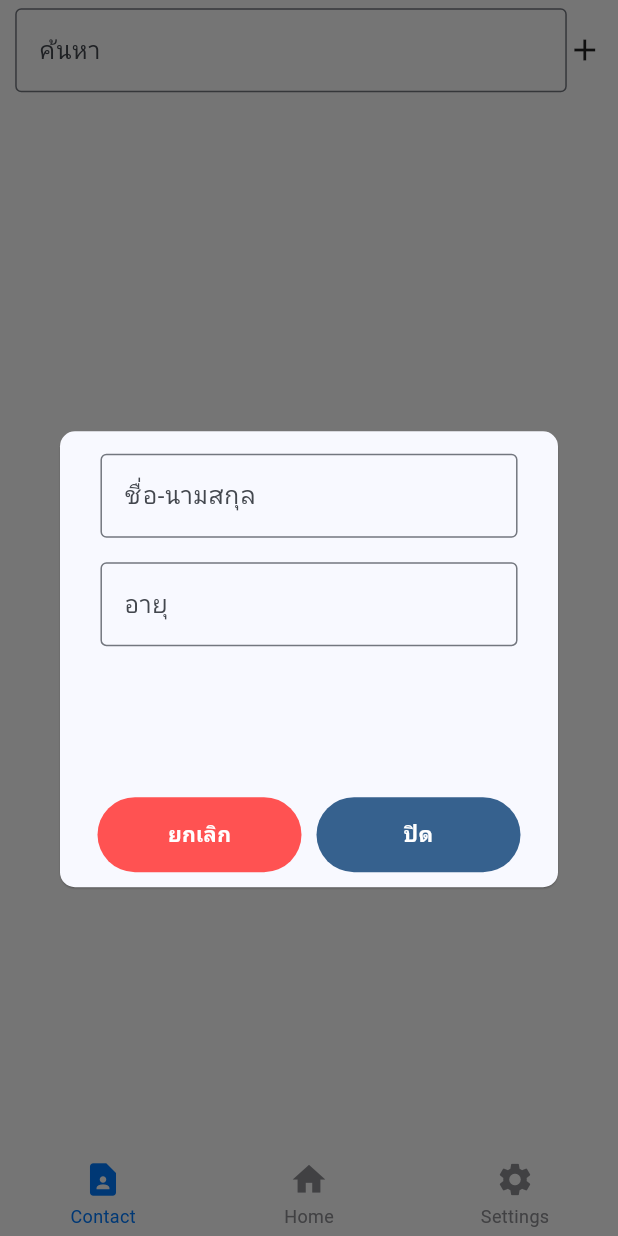
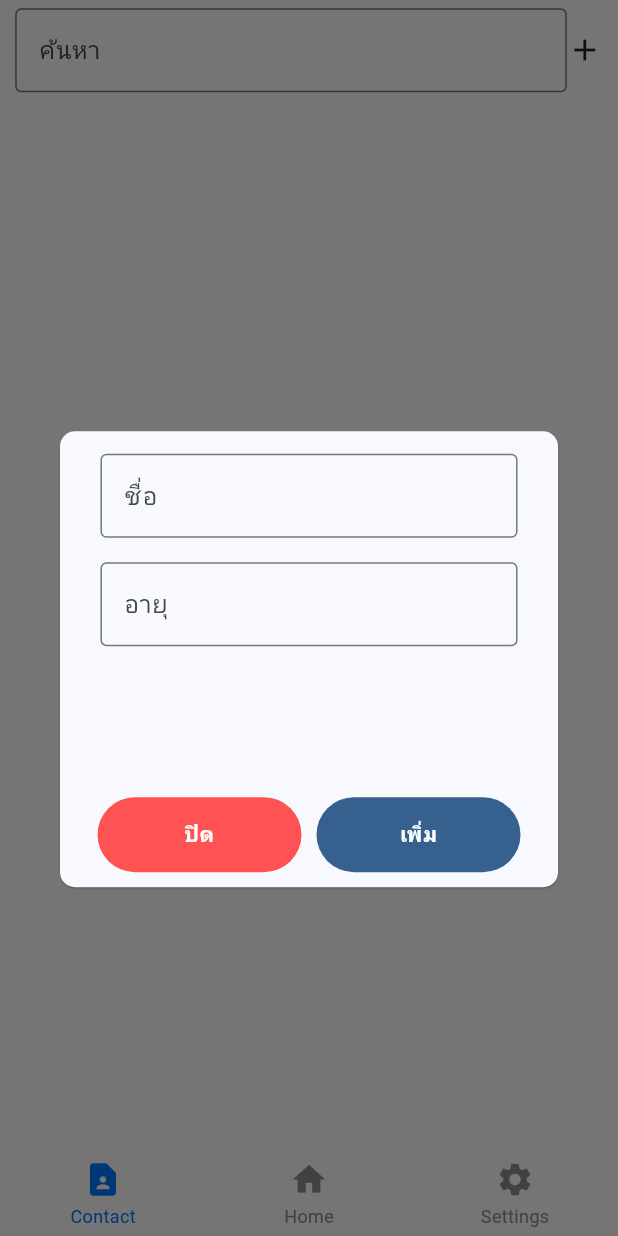
Before and after one commit to Benzt2h/flutter_profile_contact, a Flutter app: the screen it shows after launch, after a tap on the "add" icon, on a phone screen of 412 x 824 dp. Run offline on Flutter 3.47's test engine with Material 3 defaults, Android fonts, the light colour scheme and no system bars; drawn by our look-alikes of persistent_bottom_nav_bar_v2; our stand-ins replace awesome_dialog, flutter_screenutil, get.

Commit message:
add lang contact

```diff
--- a/lib/modules/main/screens/contact_screen.dart
+++ b/lib/modules/main/screens/contact_screen.dart
@@ -39,7 +39,7 @@ class ContactScreen extends GetView<ContactViewmodel> {
                           controller.onClearFillter();
                         },
                         icon: Icon(Icons.clear)),
-                labelText: 'ค้นหา',
+                labelText: 'search'.tr,
                 border: OutlineInputBorder(),
               ),
               keyboardType: TextInputType.text,
@@ -72,7 +72,7 @@ class ContactScreen extends GetView<ContactViewmodel> {
                 overflow: TextOverflow.ellipsis,
                 maxLines: 2,
               )),
-              Text(" อายุ: ${person.age}")
+              Text(" ${'age'.tr}: ${person.age}")
             ]);
           },
         ),
@@ -89,7 +89,7 @@ class ContactScreen extends GetView<ContactViewmodel> {
       dismissOnBackKeyPress: false,
       autoDismiss: false,
       onDismissCallback: (type) {},
-      title: "Add Contact",
+      title: "add_contact".tr,
       body: Container(
         height: 200.h,
         margin: EdgeInsets.symmetric(horizontal: 20.w),
@@ -102,7 +102,7 @@ class ContactScreen extends GetView<ContactViewmodel> {
               TextFormField(
                 controller: controller.txtNameController,
                 decoration: InputDecoration(
-                  labelText: 'ชื่อ-นามสกุล',
+                  labelText: 'name'.tr,
                   border: OutlineInputBorder(),
                 ),
                 validator: controller.validateName,
@@ -111,7 +111,7 @@ class ContactScreen extends GetView<ContactViewmodel> {
               TextFormField(
                 controller: controller.txtAgeController,
                 decoration: InputDecoration(
-                  labelText: 'อายุ',
+                  labelText: 'age'.tr,
                   border: OutlineInputBorder(),
                 ),
                 keyboardType: TextInputType.number,
@@ -122,12 +122,12 @@ class ContactScreen extends GetView<ContactViewmodel> {
           ),
         )),
       ),
-      btnOkText: "ปิด",
+      btnOkText: "add".tr,
       btnOkColor: Get.theme.colorScheme.primary,
       btnOkOnPress: () {
         controller.onAddPerson();
       },
-      btnCancelText: "ยกเลิก",
+      btnCancelText: "close".tr,
       btnCancelColor: Colors.redAccent,
       btnCancelOnPress: () {
         Get.back();
--- a/lib/modules/main/view_model/contact_viewmodel.dart
+++ b/lib/modules/main/view_model/contact_viewmodel.dart
@@ -13,24 +13,24 @@ class ContactViewmodel extends GetxController {
 
   String? validateName(String? value) {
     if (value == null || value.isEmpty) {
-      return 'กรุณากรอกชื่อ-นามสกุล';
+      return 'name'.tr;
     }
     if (!RegExp(r'^[ก-๙a-zA-Z\s]+$').hasMatch(value)) {
-      return 'ชื่อ-นามสกุลต้องประกอบด้วยตัวอักษรเท่านั้น';
+      return 'only_string'.tr;
     }
     return null;
   }
 
   String? validateAge(String? value) {
     if (value == null || value.isEmpty) {
-      return 'กรุณากรอกอายุ';
+      return 'age'.tr;
     }
     if (!RegExp(r'^[0-9]+$').hasMatch(value)) {
-      return 'อายุต้องเป็นตัวเลขเท่านั้น';
+      return 'only_int'.tr;
     }
     int age = int.parse(value);
     if (age <= 0) {
-      return 'กรุณากรอกอายุที่เหมาะสม ';
+      return 'age'.tr;
     }
     return null;
   }
--- a/lib/utils/lang/translation_en.dart
+++ b/lib/utils/lang/translation_en.dart
@@ -1,3 +1,12 @@
 part of 'translation.dart';
 
-const Map<String, String> getEn = {};
+const Map<String, String> getEn = {
+  "search": "Search",
+  "add_contact": "Add Contact",
+  "add": "Add",
+  "name": "Name",
+  "age": "Age",
+  "close": "Close",
+  "only_string": "Only string",
+  "only_int": "Only Int",
+};
--- a/lib/utils/lang/translation_th.dart
+++ b/lib/utils/lang/translation_th.dart
@@ -1,3 +1,12 @@
 part of 'translation.dart';
 
-const Map<String, String> getTh = {};
+const Map<String, String> getTh = {
+  "search": "ค้นหา",
+  "add_contact": "เพิ่มรายชื่อ",
+  "add": "เพิ่ม",
+  "name": "ชื่อ",
+  "age": "อายุ",
+  "close": "ปิด",
+  "only_string": "Only string",
+  "only_int": "Only Int",
+};
```
